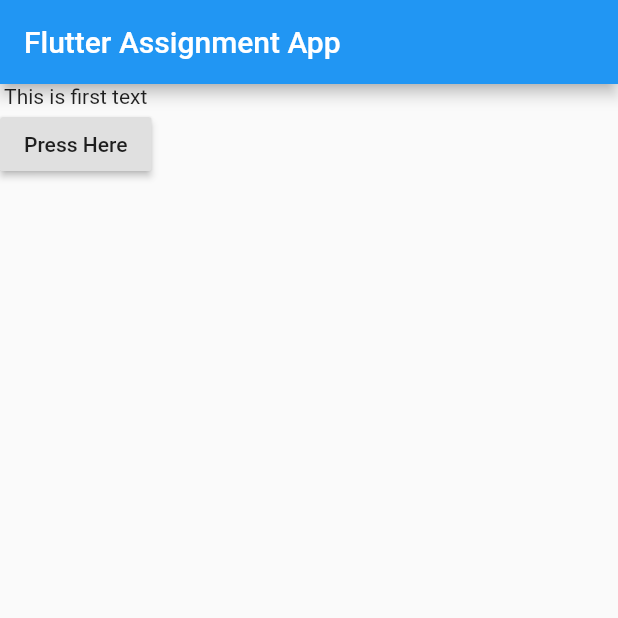
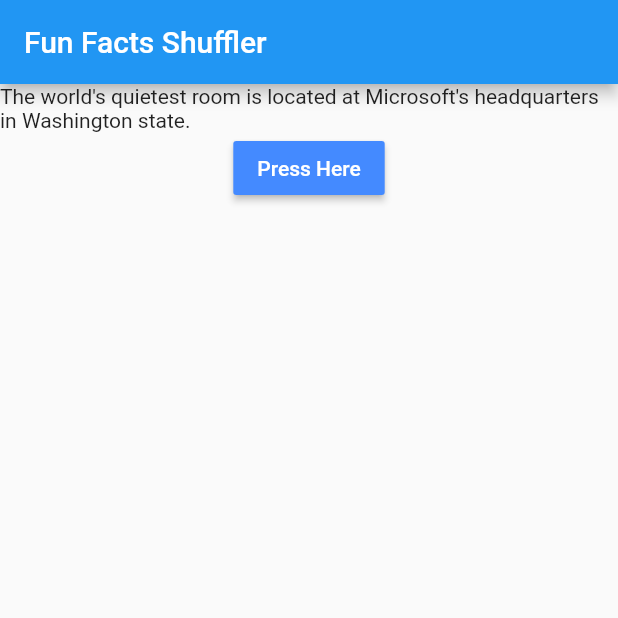
Before and after one commit to shahgauravraj/flutter_assignment, a Flutter app: the screen it shows after launch, on a phone screen of 412 x 824 dp, the top half of it. Run offline on Flutter 3.47's test engine with Material 2 defaults, Android fonts, the phone set to English and light mode, and no system bars.

Commit message:
modified main file  for widgets

```diff
--- a/lib/main.dart
+++ b/lib/main.dart
@@ -5,6 +5,7 @@
 
 import 'package:flutter/material.dart';
 import './texts.dart';
+import './textControl.dart';
 
 void main() => runApp(MyApp());
 
@@ -17,6 +18,7 @@ class MyApp extends StatefulWidget {
 
 class _MyAppState extends State<MyApp> {
   var _textIndex = 0;
+
   void _changeText() {
     setState(() {
       _textIndex += 1;
@@ -27,27 +29,33 @@ class _MyAppState extends State<MyApp> {
   @override
   Widget build(BuildContext context) {
     var texts = [
-      'This is first text',
-      'This is second text',
+      'The world\'s quietest room is located at Microsoft\'s headquarters in Washington state.',
+      'There are only three countries in the world that don\'t use the metric system.',
+      '\"Taumatawhakatangihangakoauauotamateaturipukakapikimaungahoronukupokaiwhenuakitanatahu\", New Zealand is the longest place name in the world.',
+      'Africa and Asia are home to nearly 90 percent of the world\'s rural population.',
     ];
 
     return MaterialApp(
       home: Scaffold(
         appBar: AppBar(
           title: Text(
-            'Flutter Assignment App',
+            'Fun Facts Shuffler',
           ),
         ),
-        body: Column(
+        body: _textIndex < texts.length
+            ? Column(
                 children: [
                   Texts(
                     texts[_textIndex],
                   ),
-            RaisedButton(
-              child: Text('Press Here'),
-              onPressed: _changeText,
+                  TextControl(_changeText),
+                ],
               )
-          ],
+            : Center(
+                child: Text(
+                  'We are done here!',
+                  style: TextStyle(fontSize: 24),
+                ),
               ),
       ),
     );
```
Lines whose indentation alone changed are shown as unchanged.
